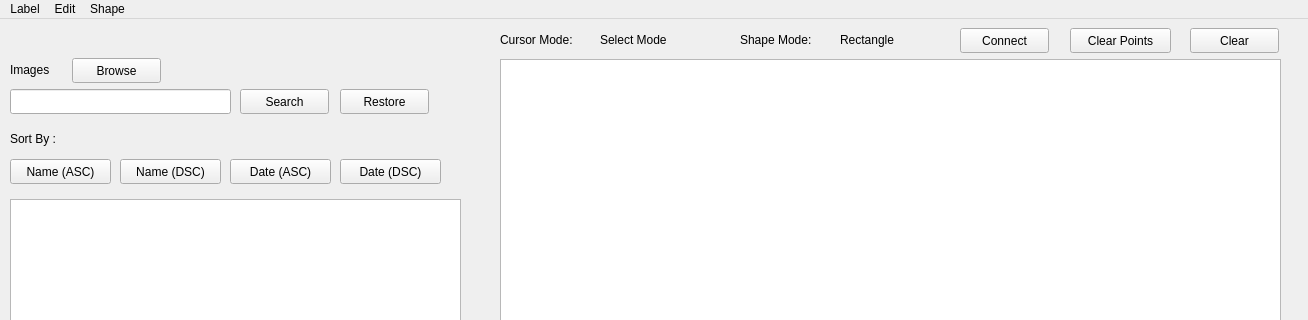
Above: SRC/labeller.ui from amansahil/Smart-Annotate before the change; both pictures show x 0 to 1308 and y 0 to 320 of the 1308 by 778 pixel window. Below: the same form after it.
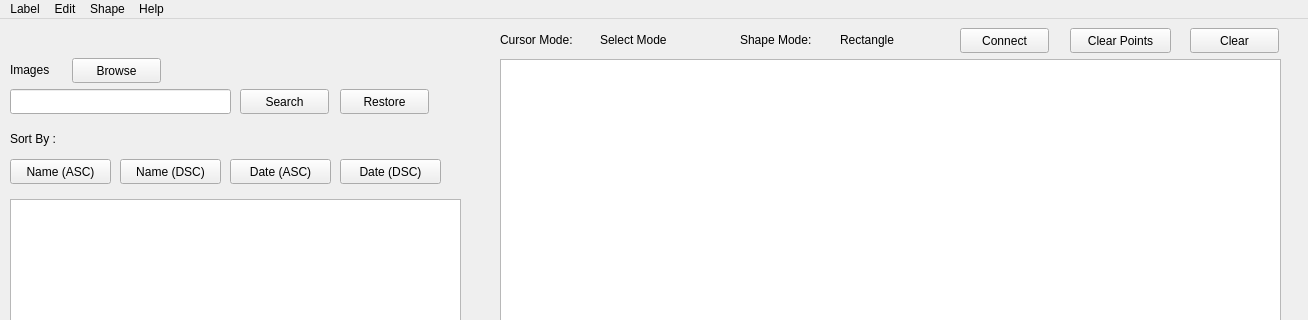
That is the form after the change. Icons and pictures are not drawn.

Commit message: Added help section to app

```diff
--- a/SRC/labeller.ui
+++ b/SRC/labeller.ui
@@ -497,9 +497,17 @@
     <addaction name="actionSmart_annotate"/>
     <addaction name="actionSmart_Click"/>
    </widget>
+   <widget class="QMenu" name="menuHelo">
+    <property name="title">
+     <string>Help</string>
+    </property>
+    <addaction name="actionHow_to_use"/>
+    <addaction name="actionAbout"/>
+   </widget>
    <addaction name="menuLabel"/>
    <addaction name="menuEdit"/>
    <addaction name="menuShape"/>
+   <addaction name="menuHelo"/>
   </widget>
   <widget class="QStatusBar" name="statusbar"/>
   <action name="actionMark_Object">
```
Left out of the diff: 10 changed lines with no effect on the pictures. The commit also changes 15 other files.
